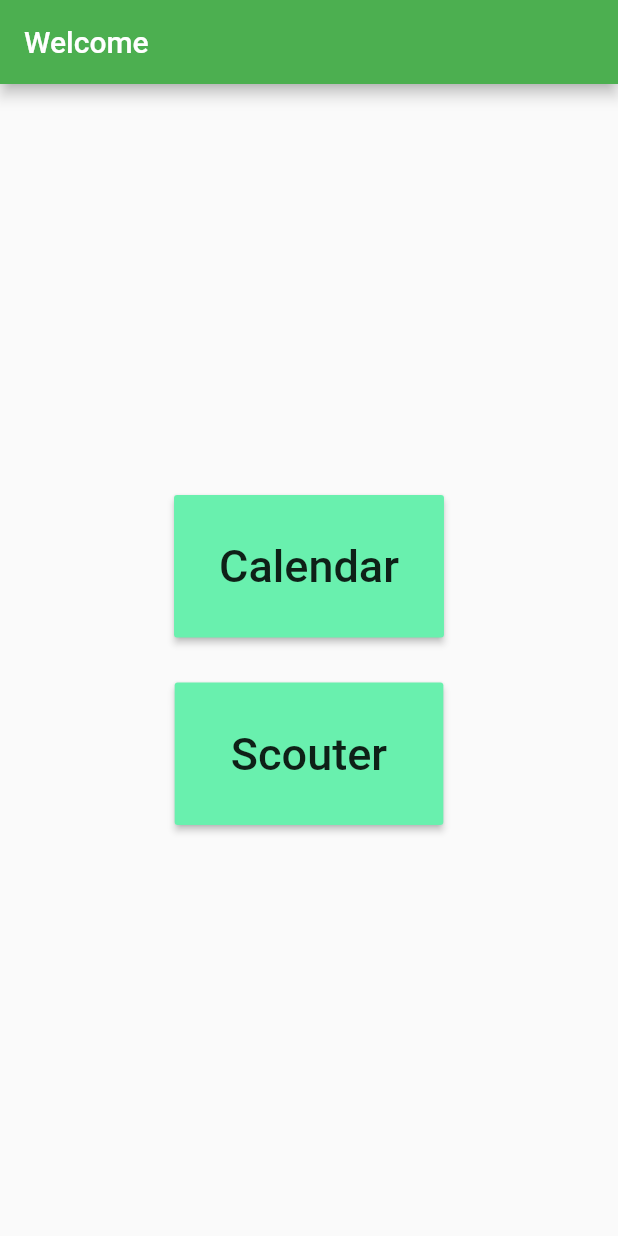
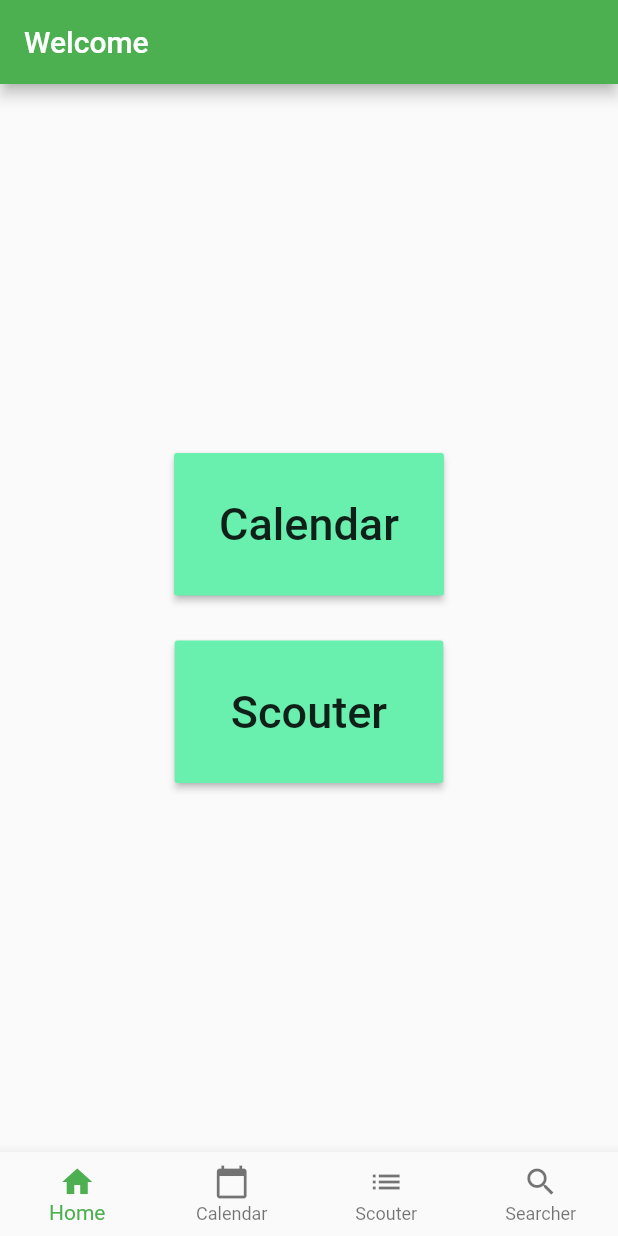
Before and after one commit to 670Mustangs/MustangApp, a Flutter app: the screen it shows after launch, on a phone screen of 412 x 824 dp. Run offline on Flutter 3.47's test engine with Material 2 defaults, Android fonts, the phone set to English and light mode, and no system bars; our stand-ins replace table_calendar.

Commit message:
add bottom nav bar for easier navigation

```diff
--- /dev/null
+++ b/mustang_app/lib/bottomnavbar.dart
@@ -0,0 +1,46 @@
+import 'package:flutter/material.dart';
+
+import './calendar.dart';
+import './scouter.dart';
+import './search.dart';
+
+class BottomNavBar extends BottomNavigationBar {
+  static int _selectedIndex = 0;
+
+  static final routes = [
+    '/',
+    Calendar.route,
+    Scouter.route,
+    Searcher.route,
+  ];
+
+  BottomNavBar(BuildContext context)
+      : super(
+          type: BottomNavigationBarType.fixed,
+          items: <BottomNavigationBarItem>[
+            BottomNavigationBarItem(
+              icon: Icon(Icons.home),
+              title: Text('Home'),
+            ),
+            BottomNavigationBarItem(
+              icon: Icon(Icons.calendar_today),
+              title: Text('Calendar'),
+            ),
+            BottomNavigationBarItem(
+              icon: Icon(Icons.list),
+              title: Text('Scouter'),
+            ),
+            BottomNavigationBarItem(
+              icon: Icon(Icons.search),
+              title: Text('Searcher'),
+            ),
+          ],
+          currentIndex: _selectedIndex,
+          selectedItemColor: Colors.green,
+          onTap: (int index) {
+            _selectedIndex = index;
+            Navigator.of(context).pushNamed('/');
+            Navigator.of(context).pushNamed(routes[index]);
+          },
+        );
+}
--- a/mustang_app/lib/calendar.dart
+++ b/mustang_app/lib/calendar.dart
@@ -2,6 +2,7 @@ import 'package:flutter/material.dart';
 import 'package:table_calendar/table_calendar.dart';
 
 import './header.dart';
+import './bottomnavbar.dart';
 
 class Calendar extends StatefulWidget {
   static const String route = '/Calendar';
@@ -90,6 +91,7 @@ class _CalendarState extends State<Calendar> with TickerProviderStateMixin {
           Expanded(child: _buildEventList()),
         ],
       ),
+      bottomNavigationBar: BottomNavBar(context),
     );
   }
 
--- a/mustang_app/lib/main.dart
+++ b/mustang_app/lib/main.dart
@@ -5,6 +5,8 @@ import './scouter.dart';
 import './mainscouter.dart';
 import './endscouter.dart';
 import './postscouter.dart';
+import './search.dart';
+import './bottomnavbar.dart';
 
 void main() => runApp(MyApp());
 
@@ -16,6 +18,7 @@ class MyApp extends StatelessWidget {
     MainScouter.route: (BuildContext context) => new MainScouter(),
     EndScouter.route: (BuildContext context) => new EndScouter(),
     PostScouter.route: (BuildContext context) => new PostScouter(),
+    Searcher.route: (BuildContext context) => new Searcher(),
 
   };
   @override
@@ -30,7 +33,22 @@ class MyApp extends StatelessWidget {
   }
 }
 
-class HomePage extends StatelessWidget {
+class HomePage extends StatefulWidget {
+  @override
+  State<StatefulWidget> createState() {
+    return HomePageState();
+  }
+}
+
+class HomePageState extends State<HomePage> {
+  int _selectedIndex = 0;
+
+  void _onItemTapped(int index) {
+    setState(() {
+      _selectedIndex = index;
+    });
+  }
+
   @override
   Widget build(BuildContext context) {
     return Scaffold(
@@ -72,6 +90,7 @@ class HomePage extends StatelessWidget {
           ],
         ),
       ),
+      bottomNavigationBar: BottomNavBar(context),
     );
   }
 }
--- a/mustang_app/lib/scouter.dart
+++ b/mustang_app/lib/scouter.dart
@@ -2,6 +2,7 @@ import 'package:flutter/material.dart';
 
 import './header.dart';
 import './mainscouter.dart';
+import './bottomnavbar.dart';
 
 class Scouter extends StatefulWidget {
   static const String route = '/Scouter';
@@ -100,6 +101,8 @@ class _ScouterState extends State<Scouter> {
                   style: TextStyle(fontSize: 20, color: Colors.white),
                 ))
           ],
-        ));
+        ),
+        bottomNavigationBar: BottomNavBar(context),
+      );
   }
 }
--- /dev/null
+++ b/mustang_app/lib/search.dart
@@ -0,0 +1,24 @@
+import 'package:flutter/material.dart';
+
+import './header.dart';
+import './bottomnavbar.dart';
+
+class Searcher extends StatefulWidget {
+  static const String route = '/Searcher';
+
+  @override
+  State<StatefulWidget> createState() {
+    return SearcherState();
+  }
+}
+
+class SearcherState extends State<Searcher> {
+  @override
+  Widget build(BuildContext context) {
+    return Scaffold(
+      appBar: Header(context, 'Search'),
+      body: Center(),
+      bottomNavigationBar: BottomNavBar(context),
+    );
+  }
+}
```
Also changed, not shown: 1 other file.
